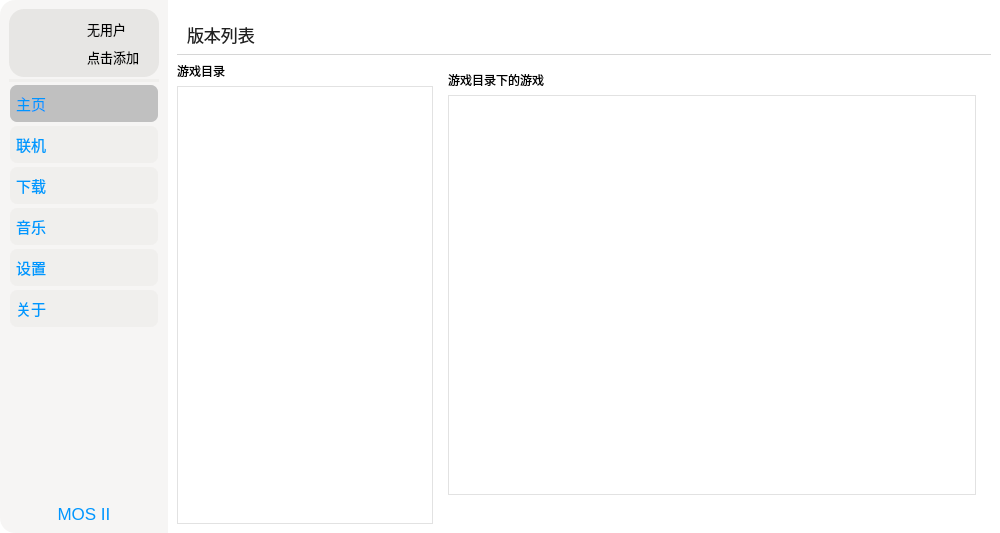
David-xian66/Minecraft-Optimal-Starter_2, file UI/MOS_UI.ui: the form before one commit.
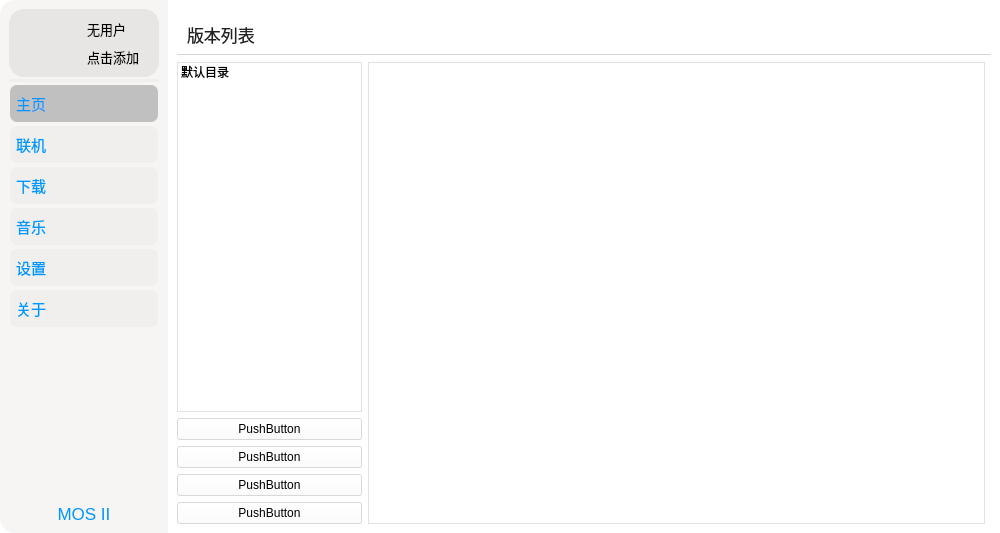
The form after the commit. The open tabs and pages were chosen to show the change. Icons and pictures are not drawn.

Diff of the .ui file:
```diff
--- a/UI/MOS_UI.ui
+++ b/UI/MOS_UI.ui
@@ -1350,26 +1350,6 @@
           <widget class="QWidget" name="page_11"/>
           <widget class="QWidget" name="page_12">
            <layout class="QGridLayout" name="gridLayout_33">
-            <item row="3" column="0">
-             <widget class="QLabel" name="label_26">
-              <property name="text">
-               <string>游戏目录</string>
-              </property>
-             </widget>
-            </item>
-            <item row="0" column="0" colspan="3">
-             <spacer name="horizontalSpacer_20">
-              <property name="orientation">
-               <enum>Qt::Horizontal</enum>
-              </property>
-              <property name="sizeHint" stdset="0">
-               <size>
-                <width>805</width>
-                <height>13</height>
-               </size>
-              </property>
-             </spacer>
-            </item>
             <item row="1" column="0" colspan="3">
              <widget class="QLabel" name="label_24">
               <property name="styleSheet">
@@ -1383,6 +1363,80 @@
               </property>
              </widget>
             </item>
+            <item row="3" column="0" rowspan="2">
+             <widget class="QWidget" name="widget_7" native="true">
+              <property name="maximumSize">
+               <size>
+                <width>185</width>
+                <height>16777215</height>
+               </size>
+              </property>
+              <layout class="QVBoxLayout" name="verticalLayout">
+               <property name="leftMargin">
+                <number>0</number>
+               </property>
+               <property name="topMargin">
+                <number>0</number>
+               </property>
+               <property name="rightMargin">
+                <number>0</number>
+               </property>
+               <property name="bottomMargin">
+                <number>0</number>
+               </property>
+               <item>
+                <widget class="QListWidget" name="listWidget">
+                 <item>
+                  <property name="text">
+                   <string>默认目录</string>
+                  </property>
+                 </item>
+                </widget>
+               </item>
+               <item>
+                <widget class="QPushButton" name="pushButton_38">
+                 <property name="text">
+                  <string>PushButton</string>
+                 </property>
+                </widget>
+               </item>
+               <item>
+                <widget class="QPushButton" name="pushButton_36">
+                 <property name="text">
+                  <string>PushButton</string>
+                 </property>
+                </widget>
+               </item>
+               <item>
+                <widget class="QPushButton" name="pushButton_37">
+                 <property name="text">
+                  <string>PushButton</string>
+                 </property>
+                </widget>
+               </item>
+               <item>
+                <widget class="QPushButton" name="pushButton_35">
+                 <property name="text">
+                  <string>PushButton</string>
+                 </property>
+                </widget>
+               </item>
+              </layout>
+             </widget>
+            </item>
+            <item row="0" column="0" colspan="3">
+             <spacer name="horizontalSpacer_20">
+              <property name="orientation">
+               <enum>Qt::Horizontal</enum>
+              </property>
+              <property name="sizeHint" stdset="0">
+               <size>
+                <width>805</width>
+                <height>13</height>
+               </size>
+              </property>
+             </spacer>
+            </item>
             <item row="2" column="0" colspan="3">
              <widget class="Line" name="line_11">
               <property name="styleSheet">
@@ -1399,37 +1453,35 @@
               </property>
              </widget>
             </item>
-            <item row="4" column="0" alignment="Qt::AlignLeft">
-             <widget class="QListWidget" name="listWidget">
-              <property name="styleSheet">
-               <string notr="true"/>
+            <item row="3" column="2">
+             <spacer name="verticalSpacer_14">
+              <property name="orientation">
+               <enum>Qt::Vertical</enum>
               </property>
-             </widget>
+              <property name="sizeHint" stdset="0">
+               <size>
+                <width>0</width>
+                <height>40</height>
+               </size>
+              </property>
+             </spacer>
             </item>
             <item row="3" column="1" rowspan="2">
              <widget class="QWidget" name="widget_6" native="true">
               <layout class="QGridLayout" name="gridLayout_51">
-               <item row="0" column="0">
-                <widget class="QLabel" name="label_43">
-                 <property name="text">
-                  <string>游戏目录下的游戏</string>
-                 </property>
-                </widget>
-               </item>
-               <item row="2" column="0">
-                <spacer name="horizontalSpacer_33">
-                 <property name="orientation">
-                  <enum>Qt::Horizontal</enum>
-                 </property>
-                 <property name="sizeHint" stdset="0">
-                  <size>
-                   <width>40</width>
-                   <height>20</height>
-                  </size>
-                 </property>
-                </spacer>
-               </item>
-               <item row="1" column="0" colspan="2">
+               <property name="leftMargin">
+                <number>0</number>
+               </property>
+               <property name="topMargin">
+                <number>0</number>
+               </property>
+               <property name="rightMargin">
+                <number>0</number>
+               </property>
+               <property name="bottomMargin">
+                <number>0</number>
+               </property>
+               <item row="0" column="1">
                 <widget class="QListWidget" name="listWidget_2"/>
                </item>
               </layout>
```
Left out of the diff: 128 changed lines with no effect on the pictures.
